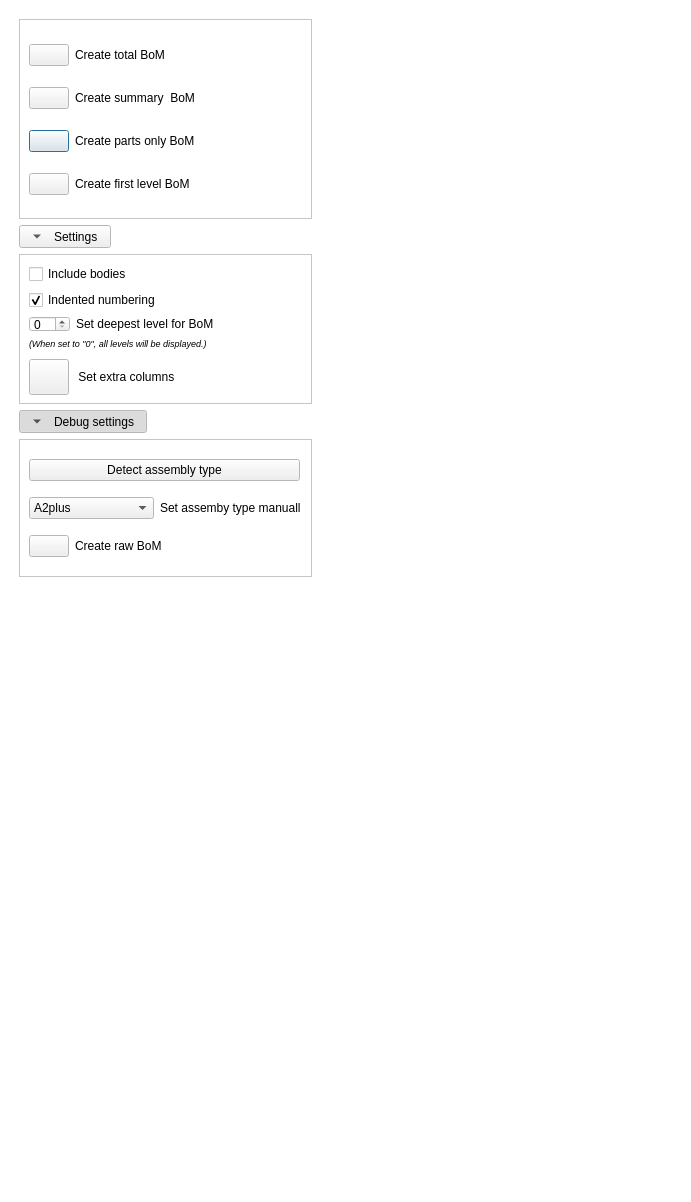
Before: the Qt Designer form Resources/UI/BoM_Panel.ui in APEbbers/BillOfMaterials-WB, drawn with Qt 5.
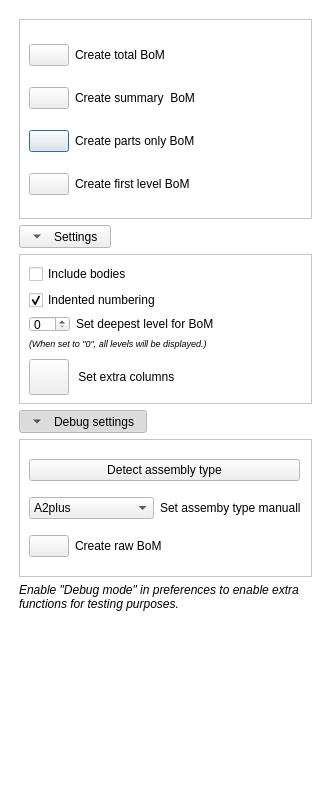
After: the same form once the commit is applied. Icons and pictures are not drawn.

Commit message: Added Ok and cancel buttens with functionality

```diff
--- a/Resources/UI/BoM_Panel.ui
+++ b/Resources/UI/BoM_Panel.ui
@@ -6,12 +6,12 @@
    <rect>
     <x>0</x>
     <y>0</y>
-    <width>691</width>
-    <height>1202</height>
+    <width>334</width>
+    <height>801</height>
    </rect>
   </property>
   <property name="sizePolicy">
-   <sizepolicy hsizetype="Expanding" vsizetype="Expanding">
+   <sizepolicy hsizetype="Expanding" vsizetype="MinimumExpanding">
     <horstretch>0</horstretch>
     <verstretch>0</verstretch>
    </sizepolicy>
@@ -19,7 +19,7 @@
   <property name="minimumSize">
    <size>
     <width>0</width>
-    <height>305</height>
+    <height>650</height>
    </size>
   </property>
   <property name="palette">
@@ -101,7 +101,7 @@
      <x>10</x>
      <y>10</y>
      <width>311</width>
-     <height>591</height>
+     <height>711</height>
     </rect>
    </property>
    <layout class="QVBoxLayout" name="verticalLayout">
@@ -664,6 +664,16 @@
       </widget>
      </widget>
     </item>
+    <item>
+     <widget class="QLabel" name="DebugText">
+      <property name="text">
+       <string>&lt;html&gt;&lt;head/&gt;&lt;body&gt;&lt;p&gt;&lt;span style=&quot; font-style:italic;&quot;&gt;Enable &amp;quot;Debug mode&amp;quot; in preferences to enable extra functions for testing purposes.&lt;/span&gt;&lt;/p&gt;&lt;p&gt;&lt;br/&gt;&lt;/p&gt;&lt;/body&gt;&lt;/html&gt;</string>
+      </property>
+      <property name="wordWrap">
+       <bool>true</bool>
+      </property>
+     </widget>
+    </item>
     <item>
      <spacer name="verticalSpacer">
       <property name="orientation">
```
Left out of the diff: 4 changed lines with no effect on the pictures. The commit also changes 2 other files.
